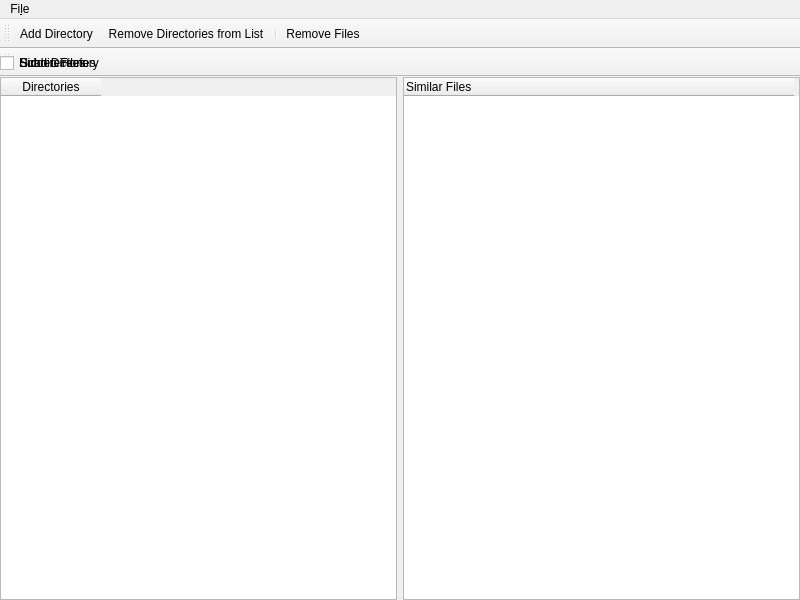
Before: the Qt Designer form mainwindow.ui in nothingelsematters/similar-files, drawn with Qt 5.
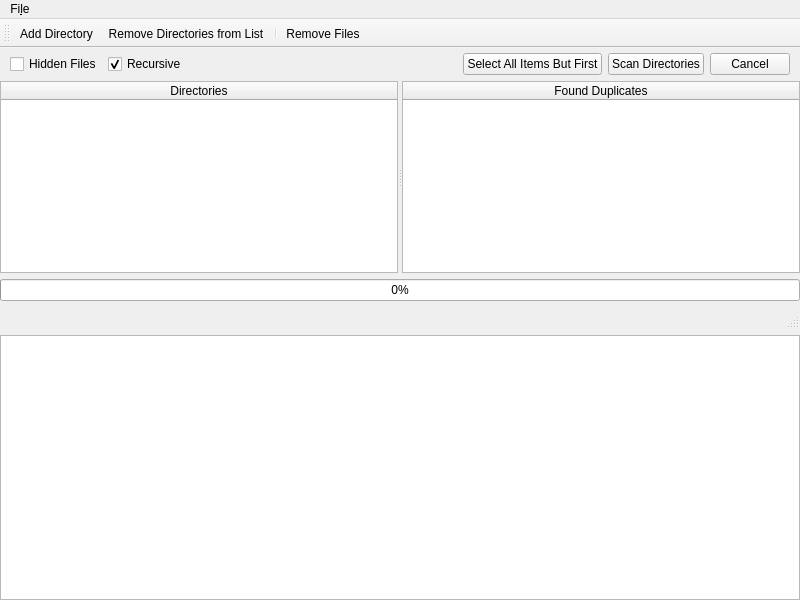
After: the same form once the commit is applied.

The edit to the form file:
```diff
--- a/mainwindow.ui
+++ b/mainwindow.ui
@@ -28,31 +28,229 @@
      <number>0</number>
     </property>
     <item>
-     <widget class="QTableWidget" name="leftTableWidget">
-      <column>
-       <property name="text">
-        <string>Directories</string>
-       </property>
-      </column>
-     </widget>
-    </item>
-    <item>
-     <widget class="QTreeWidget" name="rightTreeWidget">
-     <attribute name="headerMinimumSectionSize">
-         <number>390</number>
-     </attribute>
-      <attribute name="headerDefaultAlignment">
-       <enum>AlignLeft</enum>
-      </attribute>
-      <attribute name="headerStretchLastSection">
-       <bool>false</bool>
-      </attribute>
-      <column>
-       <property name="text">
-        <string>Similar Files</string>
-       </property>
-      </column>
-     </widget>
+     <layout class="QGridLayout" name="mainGrid">
+      <item row="1" column="0">
+       <layout class="QHBoxLayout" name="paramsBar">
+        <item>
+         <spacer name="horizontalSpacer">
+          <property name="orientation">
+           <enum>Qt::Horizontal</enum>
+          </property>
+          <property name="sizeType">
+           <enum>QSizePolicy::Fixed</enum>
+          </property>
+          <property name="sizeHint" stdset="0">
+           <size>
+            <width>10</width>
+            <height>20</height>
+           </size>
+          </property>
+         </spacer>
+        </item>
+        <item>
+         <widget class="QCheckBox" name="hiddenCheckbox">
+          <property name="styleSheet">
+           <string notr="true">.hiddenCheckBox {
+	margin-left: 20px;
+}</string>
+          </property>
+          <property name="text">
+           <string>Hidden Files</string>
+          </property>
+         </widget>
+        </item>
+        <item>
+         <widget class="QCheckBox" name="recursiveCheckbox">
+          <property name="text">
+           <string>Recursive</string>
+          </property>
+          <property name="checked">
+           <bool>true</bool>
+          </property>
+         </widget>
+        </item>
+        <item>
+         <spacer name="horizontalSpacer_2">
+          <property name="orientation">
+           <enum>Qt::Horizontal</enum>
+          </property>
+          <property name="sizeHint" stdset="0">
+           <size>
+            <width>40</width>
+            <height>20</height>
+           </size>
+          </property>
+         </spacer>
+        </item>
+        <item>
+         <widget class="QPushButton" name="selectButton">
+          <property name="text">
+           <string>Select All Items But First</string>
+          </property>
+         </widget>
+        </item>
+        <item>
+         <widget class="QPushButton" name="scanButton">
+          <property name="text">
+           <string>Scan Directories</string>
+          </property>
+         </widget>
+        </item>
+        <item>
+         <widget class="QPushButton" name="cancelButton">
+          <property name="styleSheet">
+           <string notr="true"/>
+          </property>
+          <property name="text">
+           <string>Cancel</string>
+          </property>
+         </widget>
+        </item>
+        <item>
+         <spacer name="horizontalSpacer_4">
+          <property name="orientation">
+           <enum>Qt::Horizontal</enum>
+          </property>
+          <property name="sizeType">
+           <enum>QSizePolicy::Fixed</enum>
+          </property>
+          <property name="sizeHint" stdset="0">
+           <size>
+            <width>10</width>
+            <height>20</height>
+           </size>
+          </property>
+         </spacer>
+        </item>
+       </layout>
+      </item>
+      <item row="2" column="0">
+       <widget class="QSplitter" name="splitter">
+        <property name="styleSheet">
+         <string notr="true">QProgressBar {
+    border: 1px solid transparent;
+    color:rgba(0,0,0,100);
+	text-align: center;
+    border-radius: 5px;
+	background-color: qlineargradient(spread:pad, x1:0, y1:0, x2:1, y2:1, stop:0 rgba(182, 182, 182, 100), stop:1 rgba(209, 209, 209, 100));
+}
+QProgressBar::chunk {
+	background-color: rgba(0,255,0,100);
+}</string>
+        </property>
+        <property name="orientation">
+         <enum>Qt::Horizontal</enum>
+        </property>
+        <widget class="QTableWidget" name="directoriesTable">
+         <property name="styleSheet">
+          <string notr="true"/>
+         </property>
+         <property name="sortingEnabled">
+          <bool>false</bool>
+         </property>
+         <attribute name="horizontalHeaderStretchLastSection">
+          <bool>true</bool>
+         </attribute>
+         <column>
+          <property name="text">
+           <string>Directories</string>
+          </property>
+          <property name="font">
+           <font>
+            <strikeout>false</strikeout>
+           </font>
+          </property>
+         </column>
+        </widget>
+        <widget class="QTreeWidget" name="filesList">
+         <property name="frameShape">
+          <enum>QFrame::StyledPanel</enum>
+         </property>
+         <property name="frameShadow">
+          <enum>QFrame::Sunken</enum>
+         </property>
+         <property name="horizontalScrollBarPolicy">
+          <enum>Qt::ScrollBarAsNeeded</enum>
+         </property>
+         <property name="sizeAdjustPolicy">
+          <enum>QAbstractScrollArea::AdjustIgnored</enum>
+         </property>
+         <property name="editTriggers">
+          <set>QAbstractItemView::DoubleClicked|QAbstractItemView::EditKeyPressed</set>
+         </property>
+         <property name="animated">
+          <bool>true</bool>
+         </property>
+         <property name="headerHidden">
+          <bool>false</bool>
+         </property>
+         <property name="columnCount">
+          <number>1</number>
+         </property>
+         <attribute name="headerVisible">
+          <bool>true</bool>
+         </attribute>
+         <attribute name="headerCascadingSectionResizes">
+          <bool>false</bool>
+         </attribute>
+         <attribute name="headerHighlightSections">
+          <bool>false</bool>
+         </attribute>
+         <attribute name="headerShowSortIndicator" stdset="0">
+          <bool>false</bool>
+         </attribute>
+         <column>
+          <property name="text">
+           <string>Found Duplicates</string>
+          </property>
+          <property name="textAlignment">
+           <set>AlignCenter</set>
+          </property>
+         </column>
+        </widget>
+       </widget>
+      </item>
+      <item row="4" column="0">
+       <widget class="QStatusBar" name="statusBar">
+        <property name="maximumSize">
+         <size>
+          <width>16777215</width>
+          <height>25</height>
+         </size>
+        </property>
+       </widget>
+      </item>
+      <item row="5" column="0">
+       <widget class="QListWidget" name="detailsList">
+        <property name="enabled">
+         <bool>true</bool>
+        </property>
+       </widget>
+      </item>
+      <item row="0" column="0">
+       <spacer name="verticalSpacer">
+        <property name="orientation">
+         <enum>Qt::Vertical</enum>
+        </property>
+        <property name="sizeType">
+         <enum>QSizePolicy::Fixed</enum>
+        </property>
+        <property name="sizeHint" stdset="0">
+         <size>
+          <width>20</width>
+          <height>5</height>
+         </size>
+        </property>
+       </spacer>
+      </item>
+      <item row="3" column="0">
+       <widget class="QProgressBar" name="progressBar">
+        <property name="value">
+         <number>0</number>
+        </property>
+       </widget>
+      </item>
+     </layout>
     </item>
    </layout>
   </widget>
@@ -70,11 +268,9 @@
      <string>Fi&amp;le</string>
     </property>
     <addaction name="actionAdd_Directory"/>
-    <addaction name="actionScan_Directory"/>
     <addaction name="actionRemove_Directories_From_List"/>
+    <addaction name="separator"/>
     <addaction name="actionRemove_Files"/>
-    <addaction name="separator"/>
-    <addaction name="separator"/>
     <addaction name="actionExit"/>
    </widget>
    <addaction name="menuFile"/>
@@ -94,48 +290,21 @@
    <addaction name="separator"/>
    <addaction name="actionRemove_Files"/>
   </widget>
-  <widget class="QToolBar" name="paramsBar">
-   <property name="windowTitle">
-    <string>scan parameters</string>
-   </property>
-   <attribute name="toolBarArea">
-    <enum>TopToolBarArea</enum>
-   </attribute>
-   <attribute name="toolBarBreak">
-    <bool>true</bool>
-   </attribute>
-   <widget class="QCheckBox" name="recursive">
-       <property name="text">
-           <string>Subdirectories</string>
-       </property>
-   </widget>
-   <widget class="QCheckBox" name="hidden">
-       <property name="text">
-           <string>Hidden Files</string>
-       </property>
-   </widget>
-     <addaction name="actionScan_Directory"/>
-  </widget>
   <action name="actionAdd_Directory">
    <property name="text">
     <string>&amp;Add Directory...</string>
    </property>
   </action>
-  <action name="actionScan_Directory">
-   <property name="text">
-    <string>&amp;Scan Directory...</string>
-   </property>
-  </action>
-  <action name="actionRemove_Files">
-   <property name="text">
-    <string>&amp;Remove Files...</string>
-   </property>
-  </action>
   <action name="actionRemove_Directories_From_List">
    <property name="text">
     <string>&amp;Remove Directories from List...</string>
    </property>
   </action>
+  <action name="actionRemove_Files">
+   <property name="text">
+    <string>&amp;Remove Files...</string>
+   </property>
+  </action>
   <action name="actionExit">
    <property name="text">
     <string>&amp;Exit</string>
```
